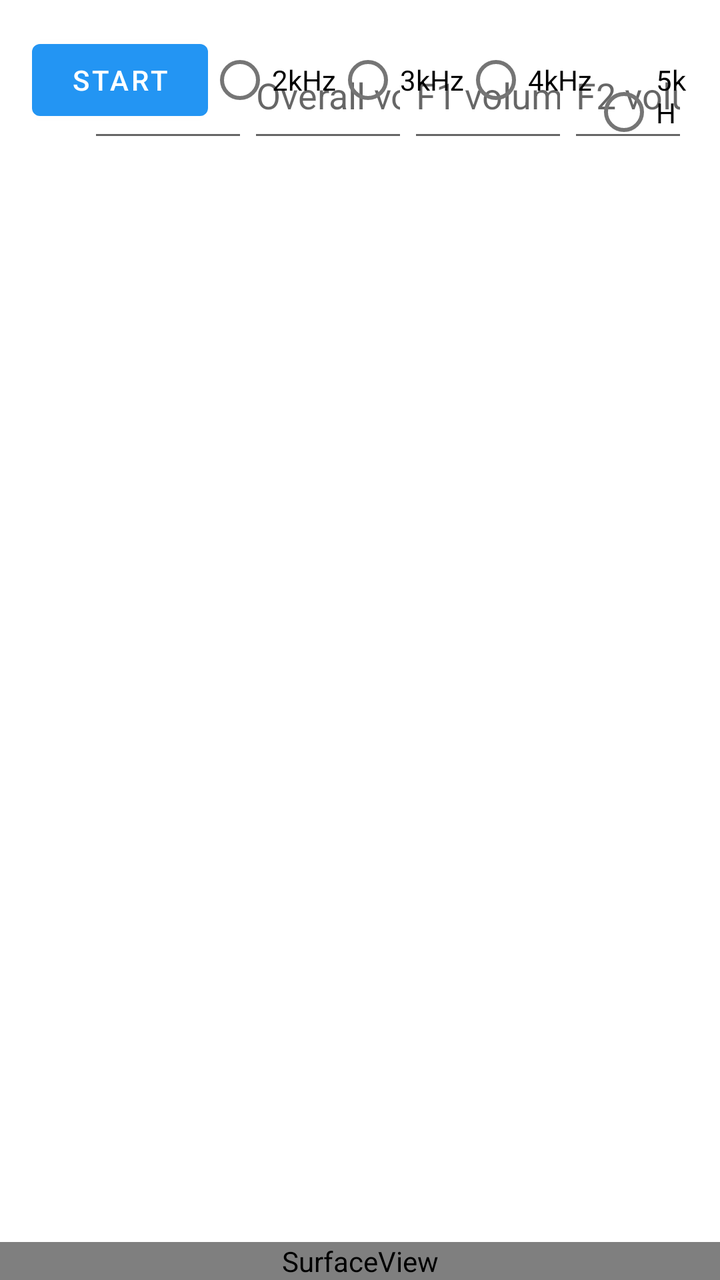
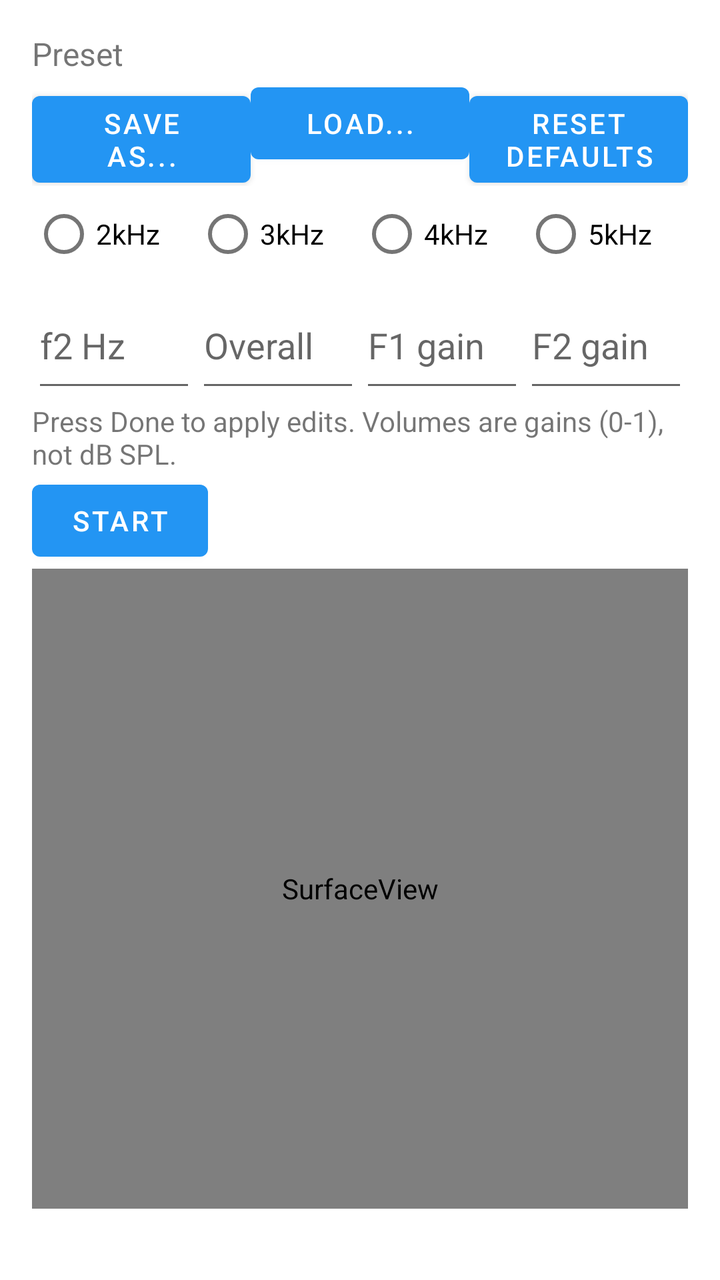

Two renders of the same Android screen: before a commit and after it. Below are the layout's source before the change and the commit's diff.
<!-- AndroidManifest.xml: application theme AppTheme -->
<!-- res/layout/probe_check.xml -->
<?xml version="1.0" encoding="utf-8"?>
<ScrollView xmlns:android="http://schemas.android.com/apk/res/android"
android:id="@+id/ScrollView01"
android:layout_width="match_parent"
android:layout_height="match_parent"
android:fillViewport="true"
android:scrollbars="none" >

<RelativeLayout xmlns:android="http://schemas.android.com/apk/res/android"
    xmlns:tools="http://schemas.android.com/tools"
    android:layout_width="match_parent"
    android:layout_height="match_parent"
    xmlns:app="http://schemas.android.com/apk/res-auto">
>

<LinearLayout xmlns:android="http://schemas.android.com/apk/res/android"
    android:layout_width="match_parent"
    android:layout_height="match_parent"
    android:layout_alignParentRight="true"
    android:orientation="horizontal"
    android:padding="16dp">
    <View
        android:layout_width="0dp"
        android:layout_height="0dp"
        android:layout_weight="1" />        

    <EditText
        android:id="@+id/f2Value"
        android:layout_width="80dp"
        android:layout_height="60dp"
        android:imeOptions="actionDone"
        android:inputType="numberDecimal"
        android:hint="f2"
    />

    <EditText
        android:id="@+id/volumeValue"
        android:layout_width="80dp"
        android:layout_height="60dp"
        android:imeOptions="actionDone"
        android:inputType="numberDecimal"
        android:hint="Overall volume"
    />

    <EditText
        android:id="@+id/volumeF1v"
        android:layout_width="80dp"
        android:layout_height="60dp"
        android:imeOptions="actionDone"
        android:inputType="numberDecimal"
        android:hint="F1 volume"
    />

    <EditText
        android:id="@+id/volumeF2v"
        android:layout_width="60dp"
        android:layout_height="60dp"
        android:imeOptions="actionDone"
        android:inputType="numberDecimal"
        android:hint="F2 volume"
    />

</LinearLayout>

<LinearLayout xmlns:android="http://schemas.android.com/apk/res/android"
    android:layout_width="match_parent"
    android:layout_height="match_parent"
    android:orientation="horizontal"
    android:padding="16dp">

    <Button
        android:layout_width="wrap_content"
        android:layout_height="wrap_content"
        android:text="Start"
        android:id="@+id/buttonDraw"
        android:layout_alignParentTop="true"
        android:layout_alignParentLeft="true"
        tools:ignore="MissingConstraints"/>

    <RadioGroup
        android:id="@+id/idRadioGroup"
        android:layout_width="match_parent"
        android:layout_height="wrap_content"
        android:layout_alignParentTop="true"
        android:orientation="horizontal"
        android:layout_alignLeft="@+id/buttonDraw"
        app:layout_constraintStart_toEndOf="@+id/buttonDraw"
        app:layout_constraintTop_toTopOf="@+id/buttonDraw"
        tools:ignore="MissingConstraints" >
        <RadioButton
            android:id="@+id/khz2"
            android:layout_width="wrap_content"
            android:layout_height="wrap_content"
            android:text="2kHz"/>
        <RadioButton
            android:id="@+id/khz3"
            android:layout_width="wrap_content"
            android:layout_height="wrap_content"
            android:text="3kHz"/>
        <RadioButton
            android:id="@+id/khz4"
            android:layout_width="wrap_content"
            android:layout_height="wrap_content"
            android:text="4kHz"/>
        <RadioButton
            android:id="@+id/khz5"
            android:layout_width="wrap_content"
            android:layout_height="wrap_content"
            android:text="5kHz"/>
    </RadioGroup>

</LinearLayout>

    <SurfaceView
        android:id="@+id/surfaceView"
        android:layout_width="wrap_content"
        android:layout_height="wrap_content"
        android:layout_below="@+id/buttonDraw"
        android:layout_alignParentRight="true"
        android:layout_alignParentEnd="true"
        android:layout_alignParentBottom="true"
        android:layout_alignParentLeft="true"
        android:layout_alignParentStart="true"
        app:layout_constraintEnd_toEndOf="parent"
        app:layout_constraintStart_toStartOf="parent"
        app:layout_constraintTop_toBottomOf="@+id/buttonDraw"/>

</RelativeLayout>
</ScrollView>
<!-- resources referenced by this layout -->
<resources>
  <style name="AppTheme" parent="Theme.MaterialComponents.Light.DarkActionBar">
          
          <item name="colorPrimary">@color/colorPrimary</item>
          <item name="colorPrimaryDark">@color/colorPrimaryDark</item>
          <item name="colorAccent">@color/colorAccent</item>
      </style>
  <color name="colorPrimary">#2395f3</color>
  <color name="colorPrimaryDark">#1c76d3</color>
  <color name="colorAccent">#D81B60</color>
</resources>

<!-- the commit's change to res/layout/probe_check.xml (unified diff, before → after) -->
@@ -1,129 +1,136 @@
 <?xml version="1.0" encoding="utf-8"?>
 <ScrollView xmlns:android="http://schemas.android.com/apk/res/android"
-android:id="@+id/ScrollView01"
-android:layout_width="match_parent"
-android:layout_height="match_parent"
-android:fillViewport="true"
-android:scrollbars="none" >
-
-<RelativeLayout xmlns:android="http://schemas.android.com/apk/res/android"
-    xmlns:tools="http://schemas.android.com/tools"
+    android:id="@+id/ScrollView01"
     android:layout_width="match_parent"
     android:layout_height="match_parent"
-    xmlns:app="http://schemas.android.com/apk/res-auto">
->
+    android:fillViewport="true"
+    android:scrollbars="none">
 
-<LinearLayout xmlns:android="http://schemas.android.com/apk/res/android"
-    android:layout_width="match_parent"
-    android:layout_height="match_parent"
-    android:layout_alignParentRight="true"
-    android:orientation="horizontal"
-    android:padding="16dp">
-    <View
-        android:layout_width="0dp"
-        android:layout_height="0dp"
-        android:layout_weight="1" />        
-
-    <EditText
-        android:id="@+id/f2Value"
-        android:layout_width="80dp"
-        android:layout_height="60dp"
-        android:imeOptions="actionDone"
-        android:inputType="numberDecimal"
-        android:hint="f2"
-    />
-
-    <EditText
-        android:id="@+id/volumeValue"
-        android:layout_width="80dp"
-        android:layout_height="60dp"
-        android:imeOptions="actionDone"
-        android:inputType="numberDecimal"
-        android:hint="Overall volume"
-    />
-
-    <EditText
-        android:id="@+id/volumeF1v"
-        android:layout_width="80dp"
-        android:layout_height="60dp"
-        android:imeOptions="actionDone"
-        android:inputType="numberDecimal"
-        android:hint="F1 volume"
-    />
-
-    <EditText
-        android:id="@+id/volumeF2v"
-        android:layout_width="60dp"
-        android:layout_height="60dp"
-        android:imeOptions="actionDone"
-        android:inputType="numberDecimal"
-        android:hint="F2 volume"
-    />
-
-</LinearLayout>
-
-<LinearLayout xmlns:android="http://schemas.android.com/apk/res/android"
-    android:layout_width="match_parent"
-    android:layout_height="match_parent"
-    android:orientation="horizontal"
-    android:padding="16dp">
-
-    <Button
-        android:layout_width="wrap_content"
-        android:layout_height="wrap_content"
-        android:text="Start"
-        android:id="@+id/buttonDraw"
-        android:layout_alignParentTop="true"
-        android:layout_alignParentLeft="true"
-        tools:ignore="MissingConstraints"/>
-
-    <RadioGroup
-        android:id="@+id/idRadioGroup"
+    <LinearLayout
         android:layout_width="match_parent"
         android:layout_height="wrap_content"
-        android:layout_alignParentTop="true"
-        android:orientation="horizontal"
-        android:layout_alignLeft="@+id/buttonDraw"
-        app:layout_constraintStart_toEndOf="@+id/buttonDraw"
-        app:layout_constraintTop_toTopOf="@+id/buttonDraw"
-        tools:ignore="MissingConstraints" >
-        <RadioButton
-            android:id="@+id/khz2"
+        android:orientation="vertical"
+        android:padding="16dp">
+
+        <TextView
+            android:id="@+id/profileStatus"
+            android:layout_width="match_parent"
+            android:layout_height="wrap_content"
+            android:text="Preset"
+            android:textSize="16sp" />
+
+        <LinearLayout
+            android:layout_width="match_parent"
+            android:layout_height="wrap_content"
+            android:orientation="horizontal">
+
+            <Button
+                android:id="@+id/profileSave"
+                android:layout_width="0dp"
+                android:layout_height="wrap_content"
+                android:layout_weight="1"
+                android:text="Save as..." />
+
+            <Button
+                android:id="@+id/profileLoad"
+                android:layout_width="0dp"
+                android:layout_height="wrap_content"
+                android:layout_weight="1"
+                android:text="Load..." />
+
+            <Button
+                android:id="@+id/profileReset"
+                android:layout_width="0dp"
+                android:layout_height="wrap_content"
+                android:layout_weight="1"
+                android:text="Reset defaults" />
+        </LinearLayout>
+
+        <RadioGroup
+            android:id="@+id/idRadioGroup"
+            android:layout_width="match_parent"
+            android:layout_height="wrap_content"
+            android:orientation="horizontal">
+
+            <RadioButton
+                android:id="@+id/khz2"
+                android:layout_width="0dp"
+                android:layout_height="wrap_content"
+                android:layout_weight="1"
+                android:text="2kHz" />
+            <RadioButton
+                android:id="@+id/khz3"
+                android:layout_width="0dp"
+                android:layout_height="wrap_content"
+                android:layout_weight="1"
+                android:text="3kHz" />
+            <RadioButton
+                android:id="@+id/khz4"
+                android:layout_width="0dp"
+                android:layout_height="wrap_content"
+                android:layout_weight="1"
+                android:text="4kHz" />
+            <RadioButton
+                android:id="@+id/khz5"
+                android:layout_width="0dp"
+                android:layout_height="wrap_content"
+                android:layout_weight="1"
+                android:text="5kHz" />
+        </RadioGroup>
+
+        <LinearLayout
+            android:layout_width="match_parent"
+            android:layout_height="wrap_content"
+            android:orientation="horizontal">
+
+            <EditText
+                android:id="@+id/f2Value"
+                android:layout_width="0dp"
+                android:layout_height="60dp"
+                android:layout_weight="1"
+                android:imeOptions="actionDone"
+                android:inputType="number"
+                android:hint="f2 Hz" />
+            <EditText
+                android:id="@+id/volumeValue"
+                android:layout_width="0dp"
+                android:layout_height="60dp"
+                android:layout_weight="1"
+                android:imeOptions="actionDone"
+                android:inputType="numberDecimal"
+                android:hint="Overall" />
+            <EditText
+                android:id="@+id/volumeF1v"
+                android:layout_width="0dp"
+                android:layout_height="60dp"
+                android:layout_weight="1"
+                android:imeOptions="actionDone"
+                android:inputType="numberDecimal"
+                android:hint="F1 gain" />
+            <EditText
+                android:id="@+id/volumeF2v"
+                android:layout_width="0dp"
+                android:layout_height="60dp"
+                android:layout_weight="1"
+                android:imeOptions="actionDone"
+                android:inputType="numberDecimal"
+                android:hint="F2 gain" />
+        </LinearLayout>
+
+        <TextView
+            android:layout_width="match_parent"
+            android:layout_height="wrap_content"
+            android:text="Press Done to apply edits. Volumes are gains (0-1), not dB SPL." />
+
+        <Button
+            android:id="@+id/buttonDraw"
             android:layout_width="wrap_content"
             android:layout_height="wrap_content"
-            android:text="2kHz"/>
-        <RadioButton
-            android:id="@+id/khz3"
-            android:layout_width="wrap_content"
-            android:layout_height="wrap_content"
-            android:text="3kHz"/>
-        <RadioButton
-            android:id="@+id/khz4"
-            android:layout_width="wrap_content"
-            android:layout_height="wrap_content"
-            android:text="4kHz"/>
-        <RadioButton
-            android:id="@+id/khz5"
-            android:layout_width="wrap_content"
-            android:layout_height="wrap_content"
-            android:text="5kHz"/>
-    </RadioGroup>
+            android:text="Start" />
 
-</LinearLayout>
-
-    <SurfaceView
-        android:id="@+id/surfaceView"
-        android:layout_width="wrap_content"
-        android:layout_height="wrap_content"
-        android:layout_below="@+id/buttonDraw"
-        android:layout_alignParentRight="true"
-        android:layout_alignParentEnd="true"
-        android:layout_alignParentBottom="true"
-        android:layout_alignParentLeft="true"
-        android:layout_alignParentStart="true"
-        app:layout_constraintEnd_toEndOf="parent"
-        app:layout_constraintStart_toStartOf="parent"
-        app:layout_constraintTop_toBottomOf="@+id/buttonDraw"/>
-
-</RelativeLayout>
+        <SurfaceView
+            android:id="@+id/surfaceView"
+            android:layout_width="match_parent"
+            android:layout_height="320dp" />
+    </LinearLayout>
 </ScrollView>
